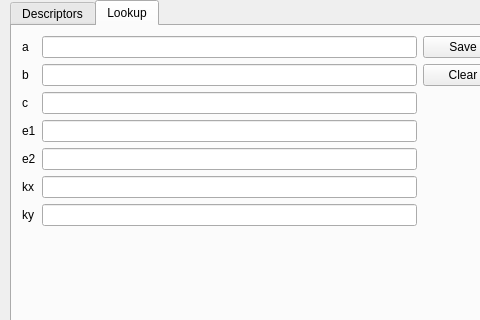
First picture: the form in ui/edit_segmentor_descriptions.ui, repository ddksr/segmentor-meshlab, before the edit; both pictures show x 0 to 480 and y 0 to 320 of the 985 by 733 pixel window.
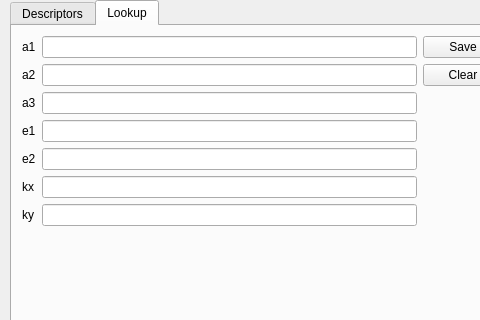
Second picture: the form after the edit. The open tabs and pages were chosen to show the change.

Patch:
```diff
--- a/ui/edit_segmentor_descriptions.ui
+++ b/ui/edit_segmentor_descriptions.ui
@@ -150,7 +150,7 @@
          <item row="0" column="0">
           <widget class="QLabel" name="label">
            <property name="text">
-            <string>a</string>
+            <string>a1</string>
            </property>
           </widget>
          </item>
@@ -160,7 +160,7 @@
          <item row="1" column="0">
           <widget class="QLabel" name="label_6">
            <property name="text">
-            <string>b</string>
+            <string>a2</string>
            </property>
           </widget>
          </item>
@@ -170,7 +170,7 @@
          <item row="2" column="0">
           <widget class="QLabel" name="label_3">
            <property name="text">
-            <string>c</string>
+            <string>a3</string>
            </property>
           </widget>
          </item>
```
Left out of the diff: 2 changed lines with no effect on the pictures.
